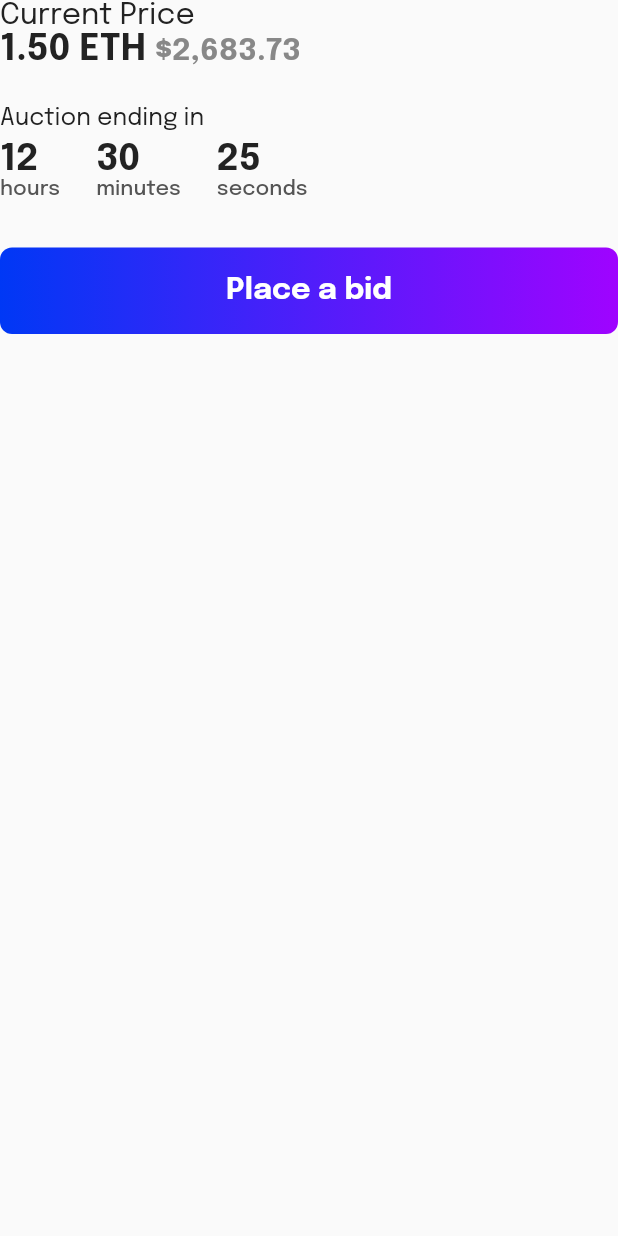
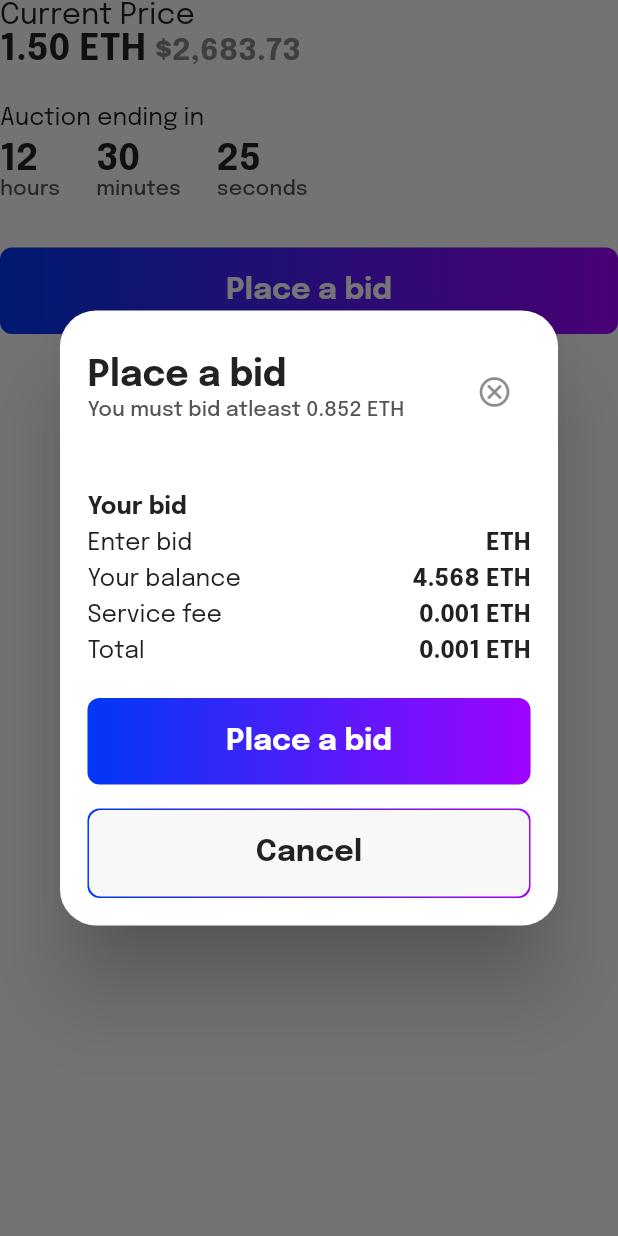
Before and after one commit to samyakkkk/pixel-apps-nft, a Flutter app: the CurrentCard widget shown alone on an empty page, opened directly, after a tap on "Place a bid", on a phone screen of 412 x 824 dp. Run offline on Flutter 3.47's test engine with Material 2 defaults, Android fonts, the phone set to English and light mode, and no system bars; our stand-ins replace carousel_slider, flutter_riverpod, google_fonts, google_nav_bar; network calls fail.

```diff
--- a/lib/screens/user/auction/widget/auction_status_card.dart
+++ b/lib/screens/user/auction/widget/auction_status_card.dart
@@ -1,6 +1,7 @@
 import 'package:flutter/material.dart';
 import 'package:pixel_apps_ntf/res/res.dart';
 import 'package:pixel_apps_ntf/screens/common/widgets/long_solid_button.dart';
+import 'package:pixel_apps_ntf/screens/user/auction/widget/place_bid.dart';
 import 'package:pixel_apps_ntf/utils/sizer.dart';
 
 class SoldCard extends StatelessWidget {
@@ -83,7 +84,15 @@ class ReserveCard extends StatelessWidget {
         ),
         Sizer.vertical32(),
         LongSolidButton(
-          onPress: () {},
+          onPress: () => showDialog(
+            context: context,
+            builder: (_) => Dialog(
+              shape: RoundedRectangleBorder(
+                borderRadius: BorderRadius.circular(24),
+              ),
+              child: PlaceBidDialog(),
+            ),
+          ),
           text: "Place a bid",
           colorList: [colors.kColorBtnBlue, colors.kColorBtnPurple],
         ),
@@ -151,7 +160,15 @@ class CurrentCard extends StatelessWidget {
         ),
         Sizer.vertical32(),
         LongSolidButton(
-          onPress: () {},
+          onPress: () => showDialog(
+            context: context,
+            builder: (_) => Dialog(
+              shape: RoundedRectangleBorder(
+                borderRadius: BorderRadius.circular(24),
+              ),
+              child: PlaceBidDialog(),
+            ),
+          ),
           text: "Place a bid",
           colorList: [colors.kColorBtnBlue, colors.kColorBtnPurple],
         ),
--- /dev/null
+++ b/lib/screens/user/auction/widget/place_bid.dart
@@ -0,0 +1,87 @@
+import 'package:flutter/material.dart';
+import 'package:pixel_apps_ntf/res/res.dart';
+import 'package:pixel_apps_ntf/screens/common/widgets/long_outlined_button.dart';
+import 'package:pixel_apps_ntf/screens/common/widgets/long_solid_button.dart';
+import 'package:pixel_apps_ntf/utils/sizer.dart';
+
+class PlaceBidDialog extends StatelessWidget {
+  const PlaceBidDialog({Key? key}) : super(key: key);
+
+  @override
+  Widget build(BuildContext context) {
+    return Padding(
+      padding: EdgeInsets.symmetric(
+          vertical: sizes.mediumPadding, horizontal: sizes.mediumPadding),
+      child: Column(
+        mainAxisSize: MainAxisSize.min,
+        crossAxisAlignment: CrossAxisAlignment.start,
+        children: [
+          ListTile(
+            contentPadding: EdgeInsets.all(0),
+            title: Text("Place a bid", style: textStyles.kTextTitlePrimary),
+            subtitle: Text("You must bid atleast 0.852 ETH",
+                style: textStyles.kTextSubtitle),
+            trailing: IconButton(
+                padding: EdgeInsets.all(0),
+                onPressed: () => Navigator.pop(context),
+                icon: Icon(Icons.cancel_outlined)),
+          ),
+          Sizer.vertical32(),
+          Text("Your bid",
+              style: textStyles.kTextRegular
+                  .copyWith(fontWeight: FontWeight.w700)),
+          Sizer.half(),
+          Row(
+            mainAxisAlignment: MainAxisAlignment.spaceBetween,
+            children: [
+              Text("Enter bid", style: textStyles.kTextRegular),
+              Text("ETH",
+                  style: textStyles.kTextRegular
+                      .copyWith(fontWeight: FontWeight.w700))
+            ],
+          ),
+          Sizer.half(),
+          Row(
+            mainAxisAlignment: MainAxisAlignment.spaceBetween,
+            children: [
+              Text("Your balance", style: textStyles.kTextRegular),
+              Text("4.568 ETH",
+                  style: textStyles.kTextRegular
+                      .copyWith(fontWeight: FontWeight.w700))
+            ],
+          ),
+          Sizer.half(),
+          Row(
+            mainAxisAlignment: MainAxisAlignment.spaceBetween,
+            children: [
+              Text("Service fee", style: textStyles.kTextRegular),
+              Text("0.001 ETH",
+                  style: textStyles.kTextRegular
+                      .copyWith(fontWeight: FontWeight.w700))
+            ],
+          ),
+          Sizer.half(),
+          Row(
+            mainAxisAlignment: MainAxisAlignment.spaceBetween,
+            children: [
+              Text("Total", style: textStyles.kTextRegular),
+              Text("0.001 ETH",
+                  style: textStyles.kTextRegular
+                      .copyWith(fontWeight: FontWeight.w700))
+            ],
+          ),
+          Sizer.vertical24(),
+          LongSolidButton(
+              onPress: () {},
+              text: "Place a bid",
+              colorList: [colors.kColorBtnBlue, colors.kColorBtnPurple]),
+          Sizer(),
+          LongOutlinedButton(
+              onPress: () => Navigator.pop(context),
+              text: "Cancel",
+              colorList: [colors.kColorBtnBlue, colors.kColorBtnPurple]),
+        ],
+      ),
+    );
+  }
+}
```
Also changed, not shown: lib/screens/user/discover/discover.dart (added, +49 -0 lines), lib/screens/user/discover/widget/discover_creator_card.dart (added, +115 -0 lines), lib/screens/user/tab_controller/tab_controller.dart (+9 -3 lines).
